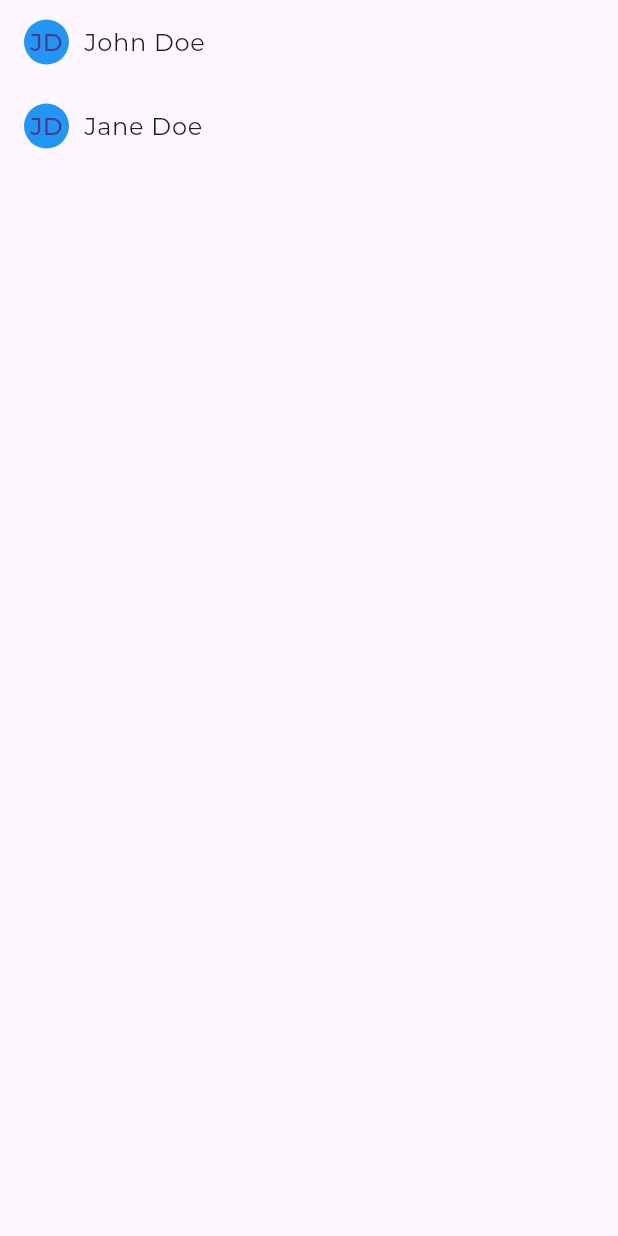
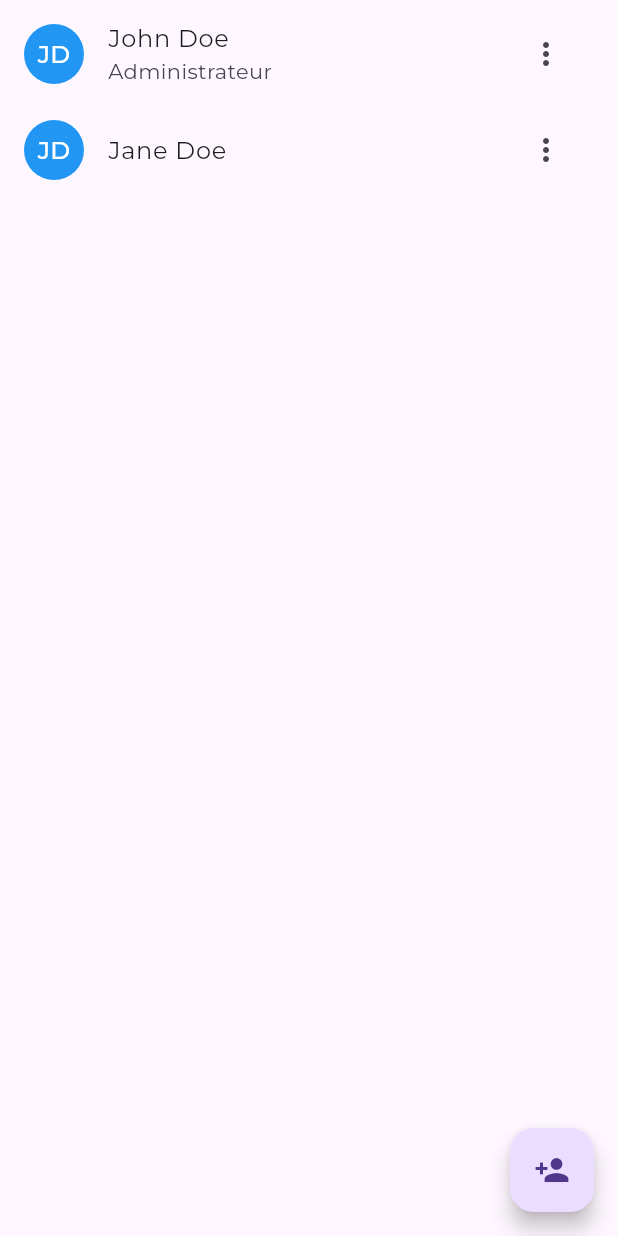
Before and after one commit to Torvaldi/ShareMyBill, a Flutter app: the ParticipantsPage screen opened directly, on a phone screen of 412 x 824 dp. Run offline on Flutter 3.47's test engine with Material 3 defaults, Android fonts, the phone set to English and light mode, and no system bars; project files that could hold a hidden picture were left out.

Commit message:
:lipstick: Design des pages des participants et des achats

```diff
--- /dev/null
+++ b/lib/Model/buying.dart
@@ -0,0 +1,6 @@
+class Buying {
+  final String title;
+  final double price;
+
+  Buying({required this.title, required this.price});
+}
--- a/lib/Model/user.dart
+++ b/lib/Model/user.dart
@@ -1,6 +1,10 @@
 class User {
   final String firstName;
   final String lastName;
+  final bool isAdmin;
 
-  User({required this.firstName, required this.lastName});
+  User({required this.firstName, required this.lastName, this.isAdmin = false});
+
+  // getters
+  String get fullName => '$firstName $lastName';
 }
--- a/lib/Pages/Trip/Participants/participant_list_tile.dart
+++ b/lib/Pages/Trip/Participants/participant_list_tile.dart
@@ -1,28 +1,57 @@
 import 'package:flutter/material.dart';
+import 'package:share_my_bill/Model/user.dart';
 
 class ParticipantListTile extends StatelessWidget {
-  final String firstName;
-  final String lastName;
+  final User user;
 
-  const ParticipantListTile(
-      {super.key, required this.firstName, required this.lastName});
+  const ParticipantListTile({super.key, required this.user});
 
   @override
   Widget build(BuildContext context) {
     return ListTile(
-      title: Row(
+      leading: CircleAvatar(
+        backgroundColor: Colors.blue,
+        child: Text(
+          user.firstName[0].toUpperCase() + user.lastName[0].toUpperCase(),
+          style: const TextStyle(color: Colors.white),
+        ),
+      ),
+      title: Text('${user.firstName} ${user.lastName}'),
+      subtitle: user.isAdmin ? const Text('Administrateur') : null,
+      trailing: PopupMenuButton(
+        itemBuilder: (ctx) => [
+          _buildPopupMenuButton(
+            title: user.isAdmin
+                ? 'Retirer des administrateurs'
+                : 'Rendre administrateur',
+            icon: user.isAdmin ? Icons.remove_moderator : Icons.add_moderator,
+            isWarning: true,
+          ),
+          _buildPopupMenuButton(
+            title: 'Retirer du voyage',
+            icon: Icons.person_remove,
+            isDisabled: user.isAdmin,
+          ),
+        ],
+      ),
+    );
+  }
+
+  PopupMenuItem _buildPopupMenuButton(
+      {required String title,
+      required IconData icon,
+      bool? isDisabled,
+      bool? isWarning}) {
+    isWarning ??= false;
+    isDisabled ??= false;
+
+    return PopupMenuItem(
+      enabled: !isDisabled,
+      child: Row(
         children: [
-          SizedBox(
-            height: 30,
-            width: 30,
-            child: CircleAvatar(
-              backgroundColor: Colors.blue,
-              child:
-                  Text(firstName[0].toUpperCase() + lastName[0].toUpperCase()),
-            ),
-          ),
-          const SizedBox(width: 10),
-          Text('$firstName $lastName'),
+          Icon(icon, color: isWarning ? Colors.red : null),
+          const Padding(padding: EdgeInsets.only(right: 8.0)),
+          Text(title, style: TextStyle(color: isWarning ? Colors.red : null)),
         ],
       ),
     );
--- a/lib/Pages/Trip/Participants/participants_page.dart
+++ b/lib/Pages/Trip/Participants/participants_page.dart
@@ -11,21 +11,24 @@ class ParticipantsPage extends StatefulWidget {
 
 class _ParticipantsPageState extends State<ParticipantsPage> {
   List<User> participants = [
-    User(firstName: 'John', lastName: 'Doe'),
+    User(firstName: 'John', lastName: 'Doe', isAdmin: true),
     User(firstName: 'Jane', lastName: 'Doe'),
   ];
 
   @override
   Widget build(BuildContext context) {
-    return ListView.builder(
-      itemCount: participants.length,
-      itemBuilder: (context, index) {
-        final participant = participants[index];
-        return ParticipantListTile(
-          firstName: participant.firstName,
-          lastName: participant.lastName,
-        );
-      },
+    return Scaffold(
+      body: ListView.builder(
+        itemCount: participants.length,
+        itemBuilder: (context, index) {
+          final participant = participants[index];
+          return ParticipantListTile(user: participant);
+        },
+      ),
+      floatingActionButton: FloatingActionButton(
+        onPressed: () => null,
+        child: const Icon(Icons.person_add),
+      ),
     );
   }
 }
--- a/lib/Pages/Trip/trip_page.dart
+++ b/lib/Pages/Trip/trip_page.dart
@@ -1,4 +1,5 @@
 import 'package:flutter/material.dart';
+import 'package:share_my_bill/Pages/Trip/Buyings/buying_page.dart';
 import 'package:share_my_bill/Pages/Trip/Participants/participants_page.dart';
 
 class TripPage extends StatelessWidget {
@@ -28,11 +29,11 @@ class TripPage extends StatelessWidget {
             ],
           ),
         ),
-        body: TabBarView(
+        body: const TabBarView(
           children: [
             Center(child: Text('Informations générales')),
             ParticipantsPage(),
-            Center(child: Text('Achats')),
+            Buyingpage(),
           ],
         ),
       ),
--- a/pubspec.yaml
+++ b/pubspec.yaml
@@ -35,6 +35,7 @@ dependencies:
   # Use with the CupertinoIcons class for iOS style icons.
   cupertino_icons: ^1.0.8
   logger: ^2.4.0
+  intl: ^0.19.0
 
 dev_dependencies:
   flutter_test:
```
Also changed, not shown: lib/Pages/Trip/Buyings/buying_list_tile.dart (added, +23 -0 lines), lib/Pages/Trip/Buyings/buying_page.dart (added, +35 -0 lines), pubspec.lock.
